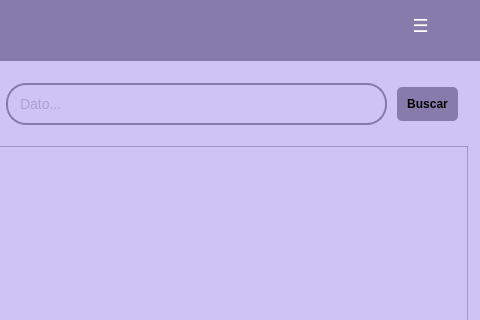
Qt form app/view/ui/productoView.ui (ErickSanat/POS-PythonQt) before a commit; both pictures show x 720 to 1200 and y 0 to 320 of the 1200 by 691 pixel window.
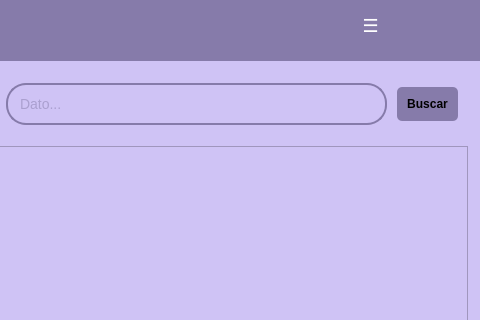
The same form after that commit. Icons and pictures are not drawn.

What changed in the file:
```diff
--- a/app/view/ui/productoView.ui
+++ b/app/view/ui/productoView.ui
@@ -648,7 +648,7 @@
     <widget class="QPushButton" name="btnMenu">
      <property name="geometry">
       <rect>
-       <x>1120</x>
+       <x>1070</x>
        <y>10</y>
        <width>41</width>
        <height>31</height>
```
Left out of the diff: 36 changed lines with no effect on the pictures.
